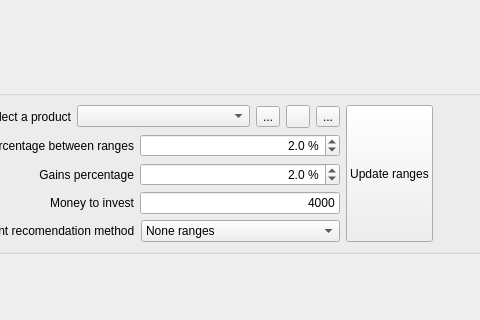
This is xulpymoney/ui/wdgProductRange.ui in turulomio/xulpymoney as Qt 5 draws it before an edit; both pictures show x 331 to 811 and y 113 to 433 of the 991 by 735 pixel window. The edited form follows.
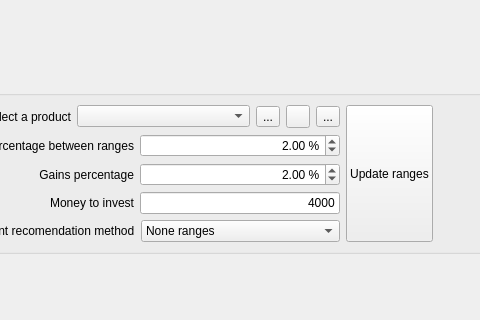
This is the edited form. Icons and pictures are not drawn. Custom widgets are drawn as their Qt base class.

Patch:
```diff
--- a/xulpymoney/ui/wdgProductRange.ui
+++ b/xulpymoney/ui/wdgProductRange.ui
@@ -145,7 +145,7 @@
                  <string> %</string>
                 </property>
                 <property name="decimals">
-                 <number>1</number>
+                 <number>2</number>
                 </property>
                 <property name="singleStep">
                  <double>0.100000000000000</double>
@@ -190,7 +190,7 @@
                  <string> %</string>
                 </property>
                 <property name="decimals">
-                 <number>1</number>
+                 <number>2</number>
                 </property>
                 <property name="singleStep">
                  <double>0.100000000000000</double>
```
